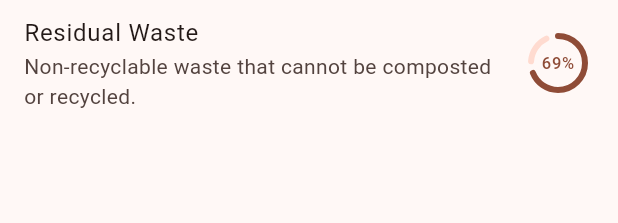
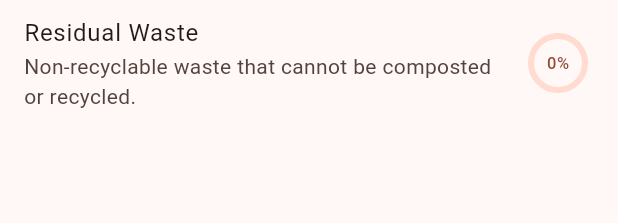
Before and after one commit to Muelltrenninator/muelltrenninator, a Flutter app: the UploadResultWidget widget shown alone on an empty page, opened directly with empty values, on a phone screen of 412 x 824 dp. Shown: the top 223 px of the screen. Run offline on Flutter 3.47's test engine with Material 3 defaults, Android fonts, the phone set to English and light mode, and no system bars; our stand-ins replace auto_route, camera, shared_preferences, web; missing offline and left inert: markdown_widget; accounts and stored records are empty; network calls fail.

Commit message:
Adapted to new model server output

```diff
--- a/packages/muelltrenninator_client/lib/screens/login.dart
+++ b/packages/muelltrenninator_client/lib/screens/login.dart
@@ -95,7 +95,7 @@ class _LoginScreenState extends State<LoginScreen>
           child: Column(
             mainAxisSize: MainAxisSize.min,
             children: [
-              Transform.scale(scale: 2, child: TitleBarTitle()),
+              Transform.scale(scale: 1.6, child: TitleBarTitle()),
               SizedBox(height: 24),
               Card.filled(
                 child: SizeTransition(
--- a/packages/muelltrenninator_client/lib/screens/upload.dart
+++ b/packages/muelltrenninator_client/lib/screens/upload.dart
@@ -185,7 +185,9 @@ class _UploadPageState extends State<UploadPage> with WidgetsBindingObserver {
       isScrollControlled: true,
       useRootNavigator: true,
       builder: (_) => UploadResultModal(
-        prediction: jsonDecode(response!.body)["prediction"],
+        prediction: Map<String, double>.from(
+          jsonDecode(response!.body)["prediction"],
+        ),
       ),
     );
   }
@@ -314,7 +316,7 @@ class UploadTriggerAction extends Action<UploadTriggerIntent> {
 }
 
 class UploadResultModal extends StatefulWidget {
-  final String prediction;
+  final Map<String, double> prediction;
   const UploadResultModal({super.key, required this.prediction});
 
   @override
@@ -325,21 +327,24 @@ class _UploadResultModalState extends State<UploadResultModal> {
   @override
   Widget build(BuildContext context) {
     final appLocalizations = AppLocalizations.of(context);
-    // Widget divider = Padding(padding: EdgeInsets.all(8), child: Divider());
+    Widget divider = Padding(padding: EdgeInsets.all(8), child: Divider());
+
+    var entriesRaw = widget.prediction.entries
+        .where((e) => e.value > 0.05)
+        .toList();
+    if (entriesRaw.isEmpty) entriesRaw = widget.prediction.entries.toList();
+    final entries = (entriesRaw..sort((a, b) => b.value.compareTo(a.value)))
+        .take(50); // TODO: adjust max entries if needed
+
     return DraggableScrollableSheet(
       minChildSize: 0.4,
-      maxChildSize: 0.9,
+      maxChildSize: 0.8,
       initialChildSize: 0.65,
       expand: false,
-      builder: (_, controller) => Padding(
-        padding: EdgeInsets.only(
-          left: 16,
-          right: 16,
-          bottom: MediaQuery.of(context).viewInsets.bottom,
-        ),
-        child: ListView(
+      builder: (_, controller) => ListView(
         controller: controller,
         shrinkWrap: true,
+        padding: EdgeInsets.only(left: 16, right: 16),
         children: [
           SizedBox(height: 16),
           ListTile(
@@ -349,13 +354,22 @@ class _UploadResultModalState extends State<UploadResultModal> {
             ),
           ),
           SizedBox(height: 4),
-            UploadResultWidget(prediction: widget.prediction, isTop: true),
-            // Padding(padding: EdgeInsets.only(top: 16), child: divider),
-            // UploadResultWidget(prediction: widget.prediction, isTop: false),
-            // UploadResultWidget(prediction: widget.prediction, isTop: false),
+          ...entries
+              .map((e) {
+                final isTop = e == entries.first && e.value > 0.35;
+                return [
+                  UploadResultWidget(
+                    prediction: e.key,
+                    probability: e.value,
+                    isTop: isTop,
+                  ),
+                  if (isTop)
+                    Padding(padding: EdgeInsets.only(top: 20), child: divider),
+                ];
+              })
+              .expand((e) => e),
           SizedBox(height: 16),
         ],
-        ),
       ),
     );
   }
@@ -363,10 +377,12 @@ class _UploadResultModalState extends State<UploadResultModal> {
 
 class UploadResultWidget extends StatefulWidget {
   final String prediction;
+  final double probability;
   final bool isTop;
   const UploadResultWidget({
     super.key,
     required this.prediction,
+    required this.probability,
     required this.isTop,
   });
 
@@ -456,30 +472,22 @@ class _UploadResultWidgetState extends State<UploadResultWidget>
           children: [
             if (!widget.isTop)
               Container(
-                decoration: BoxDecoration(
-                  border: Border(
-                    left: BorderSide(
-                      color: Theme.of(context).colorScheme.primary,
-                      width: 1,
-                    ),
-                    bottom: BorderSide(
-                      color: Theme.of(context).colorScheme.primary,
-                      width: 1,
-                    ),
-                  ),
-                  borderRadius: BorderRadius.only(
-                    bottomLeft: Radius.circular(8),
-                  ),
-                ),
                 width: 16,
                 height: 16,
                 margin: EdgeInsets.only(right: 8, top: 2),
+                child: CustomPaint(
+                  painter: _UploadResultWidgetHierarchy(
+                    color: Theme.of(context).colorScheme.primary,
                   ),
-            Column(
+                ),
+              ),
+            Expanded(
+              child: Column(
                 mainAxisSize: MainAxisSize.min,
                 crossAxisAlignment: CrossAxisAlignment.start,
                 children: [
-                Wrap(
+                  Flexible(
+                    child: Wrap(
                       spacing: 4,
                       runSpacing: 4,
                       children: positiveExamples
@@ -491,17 +499,24 @@ class _UploadResultWidgetState extends State<UploadResultWidget>
                           )
                           .toList(),
                     ),
+                  ),
                   SizedBox(height: 4),
-                Wrap(
+                  Flexible(
+                    child: Wrap(
                       spacing: 4,
                       runSpacing: 4,
                       children: negativeExamples
                           .map(
-                        (e) => Theme(data: negativeColorScheme, child: chip(e)),
+                            (e) => Theme(
+                              data: negativeColorScheme,
+                              child: chip(e),
+                            ),
                           )
                           .toList(),
                     ),
+                  ),
                 ],
+              ),
             ),
           ],
         ),
@@ -516,13 +531,15 @@ class _UploadResultWidgetState extends State<UploadResultWidget>
       ),
       child: InkWell(
         borderRadius: BorderRadius.circular(widget.isTop ? 8 : 12),
-        onTap: () {
+        onTap: !widget.isTop
+            ? () {
                 if (_expandController.isCompleted) {
                   _expandController.reverse();
                 } else {
                   _expandController.forward();
                 }
-        },
+              }
+            : null,
         child: Column(
           mainAxisSize: MainAxisSize.min,
           children: [
@@ -540,11 +557,11 @@ class _UploadResultWidgetState extends State<UploadResultWidget>
                 builder: (context) => Stack(
                   alignment: Alignment.center,
                   children: [
-                    CircularProgressIndicator(value: 0.69),
+                    CircularProgressIndicator(value: widget.probability),
                     Text(
-                      NumberFormat.percentPattern(
-                        appLocalizations.localeName,
-                      ).format(0.69).replaceAll(RegExp(r"\s+"), ""),
+                      NumberFormat.percentPattern(appLocalizations.localeName)
+                          .format(widget.probability)
+                          .replaceAll(RegExp(r"\s+"), ""),
                       style: DefaultTextStyle.of(
                         context,
                       ).style.copyWith(color: ColorScheme.of(context).primary),
@@ -564,3 +581,36 @@ class _UploadResultWidgetState extends State<UploadResultWidget>
     );
   }
 }
+
+class _UploadResultWidgetHierarchy extends CustomPainter {
+  final Color color;
+  _UploadResultWidgetHierarchy({required this.color});
+
+  @override
+  void paint(Canvas canvas, Size size) {
+    final paint = Paint()
+      ..color = color
+      ..strokeWidth = 1
+      ..style = PaintingStyle.stroke;
+
+    const double offset = 0.5;
+    const double radius = 8.0;
+
+    final path = Path()
+      ..moveTo(offset, 0)
+      ..lineTo(offset, size.height - radius)
+      ..quadraticBezierTo(
+        offset,
+        size.height - offset,
+        radius,
+        size.height - offset,
+      )
+      ..lineTo(size.width, size.height - offset);
+
+    canvas.drawPath(path, paint);
+  }
+
+  @override
+  bool shouldRepaint(_UploadResultWidgetHierarchy oldDelegate) =>
+      color != oldDelegate.color;
+}
--- a/packages/muelltrenninator_server/bin/routes/api_predict.dart
+++ b/packages/muelltrenninator_server/bin/routes/api_predict.dart
@@ -112,7 +112,9 @@ void define(Router router) {
         }
         return Response.ok(
           jsonEncode({
-            "prediction": jsonDecode(prediction.body.split("data: ").last)[0],
+            "prediction": jsonDecode(
+              jsonDecode(prediction.body.split("data: ").last)[0],
+            ),
           }),
           headers: {"Content-Type": "application/json"},
         );
```
Also changed, not shown: lib/generated/gitbaker.g.dart. Lines whose indentation alone changed are shown as unchanged.
